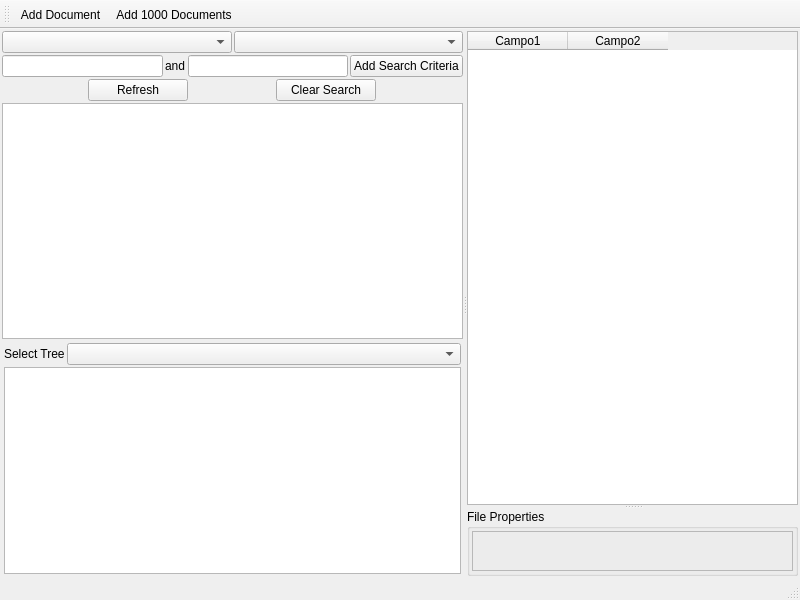
diegowald/eDoc, file eDoc-Client/explorerwindow.ui: the form before one commit.
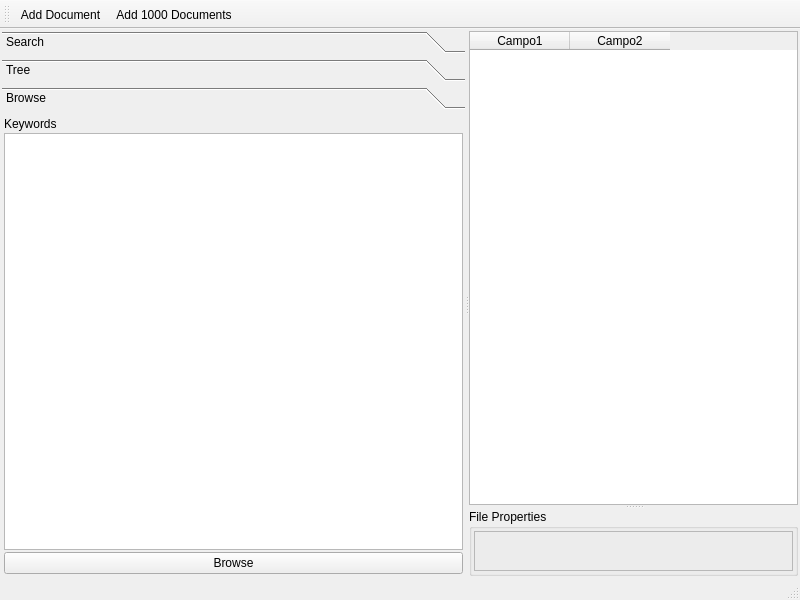
The form after the commit.

Commit message: Browse on keyword implementation completed!

```diff
--- a/eDoc-Client/explorerwindow.ui
+++ b/eDoc-Client/explorerwindow.ui
@@ -47,7 +47,40 @@
          <number>2</number>
         </property>
         <item>
-         <layout class="QHBoxLayout" name="horizontalLayout_4">
+         <widget class="QToolBox" name="toolBox">
+          <property name="currentIndex">
+           <number>2</number>
+          </property>
+          <widget class="QWidget" name="page">
+           <property name="geometry">
+            <rect>
+             <x>0</x>
+             <y>0</y>
+             <width>497</width>
+             <height>429</height>
+            </rect>
+           </property>
+           <attribute name="label">
+            <string>Search</string>
+           </attribute>
+           <layout class="QVBoxLayout" name="verticalLayout_5">
+            <property name="spacing">
+             <number>2</number>
+            </property>
+            <property name="leftMargin">
+             <number>2</number>
+            </property>
+            <property name="topMargin">
+             <number>2</number>
+            </property>
+            <property name="rightMargin">
+             <number>2</number>
+            </property>
+            <property name="bottomMargin">
+             <number>2</number>
+            </property>
+            <item>
+             <layout class="QHBoxLayout" name="horizontalLayout_6">
           <property name="spacing">
            <number>2</number>
           </property>
@@ -128,6 +161,36 @@
         <item>
          <widget class="QListWidget" name="searchFilters"/>
         </item>
+           </layout>
+          </widget>
+          <widget class="QWidget" name="page_2">
+           <property name="geometry">
+            <rect>
+             <x>0</x>
+             <y>0</y>
+             <width>497</width>
+             <height>429</height>
+            </rect>
+           </property>
+           <attribute name="label">
+            <string>Tree</string>
+           </attribute>
+           <layout class="QHBoxLayout" name="horizontalLayout_5">
+            <property name="spacing">
+             <number>2</number>
+            </property>
+            <property name="leftMargin">
+             <number>2</number>
+            </property>
+            <property name="topMargin">
+             <number>2</number>
+            </property>
+            <property name="rightMargin">
+             <number>2</number>
+            </property>
+            <property name="bottomMargin">
+             <number>2</number>
+            </property>
         <item>
          <widget class="QFrame" name="frame">
           <layout class="QVBoxLayout" name="verticalLayout_4">
@@ -192,6 +255,57 @@
             </widget>
            </item>
           </layout>
+             </widget>
+            </item>
+           </layout>
+          </widget>
+          <widget class="QWidget" name="page_3">
+           <property name="geometry">
+            <rect>
+             <x>0</x>
+             <y>0</y>
+             <width>497</width>
+             <height>429</height>
+            </rect>
+           </property>
+           <attribute name="label">
+            <string>Browse</string>
+           </attribute>
+           <layout class="QVBoxLayout" name="verticalLayout_6">
+            <property name="spacing">
+             <number>2</number>
+            </property>
+            <property name="leftMargin">
+             <number>2</number>
+            </property>
+            <property name="topMargin">
+             <number>2</number>
+            </property>
+            <property name="rightMargin">
+             <number>2</number>
+            </property>
+            <property name="bottomMargin">
+             <number>2</number>
+            </property>
+            <item>
+             <widget class="QLabel" name="label_2">
+              <property name="text">
+               <string>Keywords</string>
+              </property>
+             </widget>
+            </item>
+            <item>
+             <widget class="QTextEdit" name="txtKeyowrds"/>
+            </item>
+            <item>
+             <widget class="QPushButton" name="btnBrowse">
+              <property name="text">
+               <string>Browse</string>
+              </property>
+             </widget>
+            </item>
+           </layout>
+          </widget>
          </widget>
         </item>
        </layout>
```
Lines whose indentation alone changed are shown as unchanged. The commit also changes 13 other files.
